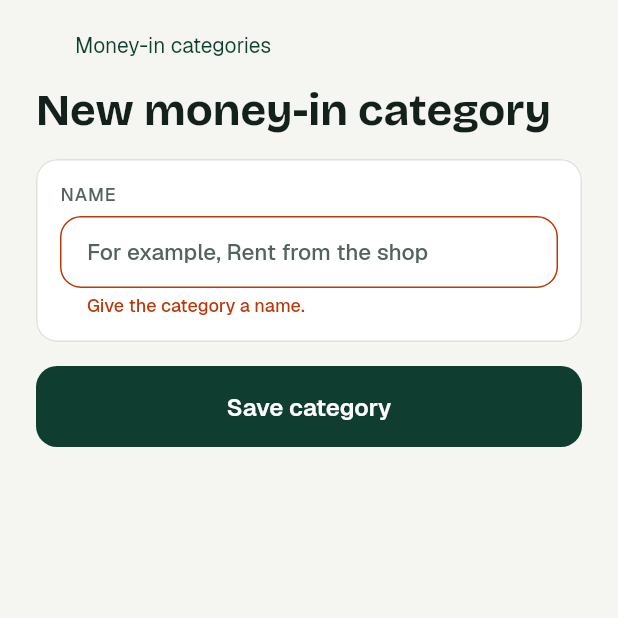
After one commit to AshabaJasper/akatabo, a Flutter app: the IncomeCategoryNewScreen screen opened by its route, after a tap on "Save category", on a phone screen of 412 x 824 dp, the top half of it. The commit adds this screen. Run offline on Flutter 3.47's test engine with Material 3 defaults, Android fonts, the phone set to English and light mode, and no system bars; our stand-ins replace clock, drift, drift_flutter, flutter_riverpod, go_router, material_ui and 1 more; missing offline and left inert: path_parsing; accounts and stored records are empty; generated files the repository leaves out were written again.

Commit message:
Phase 5: Money-in categories
Lists each income category with its payment count and money in since the
month began (follows Month starts on, counts through today), the total,
and a New money-in category form. Linked from Settings > Categories at
/settings/categories/income. Adds CategoryRepository.add in a separate
block. Goldens in light and dark.

```diff
--- a/app/lib/app/routes.dart
+++ b/app/lib/app/routes.dart
@@ -11,6 +11,10 @@ abstract final class Routes {
   static const settingsHome = '/settings/home';
   static const settingsAccountNew = '/settings/accounts/new';
   static const settingsCategories = '/settings/categories';
+
+  /// Money-in categories with this month's money in, and adding one.
+  static const settingsIncomeCategories = '$settingsCategories/income';
+  static const settingsIncomeCategoryNew = '$settingsIncomeCategories/new';
 
   /// Filters for All transactions, and Choose dates from inside them.
   static const filters = '/filters';
--- a/app/lib/data/repositories/repositories.dart
+++ b/app/lib/data/repositories/repositories.dart
@@ -192,6 +192,40 @@ class CategoryRepository {
       ),
     );
   }
+
+  // --- Added for Money-in categories (phase 5). Kept apart from the methods above, which
+  // Edit a category owns, so the two can be merged without conflict. ---
+
+  /// Adds a category at the end of the person's order and returns its id. An empty name is
+  /// refused; the name is trimmed.
+  Future<String> add({
+    required String name,
+    required CategoryKind kind,
+    required String iconKey,
+    required String colourToken,
+  }) async {
+    final trimmed = name.trim();
+    if (trimmed.isEmpty) throw ArgumentError.value(name, 'name', 'must not be empty');
+    final now = clock.now();
+    final id = _uuid.v4();
+    final last = _db.categories.sortOrder.max();
+    final top = await (_db.selectOnly(_db.categories)..addColumns([last])).getSingle();
+    await _db
+        .into(_db.categories)
+        .insert(
+          CategoriesCompanion.insert(
+            id: id,
+            name: trimmed,
+            iconKey: iconKey,
+            colourToken: colourToken,
+            kind: kind,
+            sortOrder: Value((top.read(last) ?? -1) + 1),
+            createdAt: now,
+            updatedAt: now,
+          ),
+        );
+    return id;
+  }
 }
 
 class AccountRepository {
--- /dev/null
+++ b/app/lib/domain/income.dart
@@ -0,0 +1,53 @@
+import '../data/db/app_database.dart';
+import 'spending.dart';
+
+/// Money in by category for one period, for the Money-in categories page.
+///
+/// Pure Dart: no Flutter, no database queries. The amounts use [moneyInOf] and the total uses
+/// [totalsOf], so this page and Home count money in the same way.
+
+/// One money-in category and what came in under it.
+class IncomeLine {
+  const IncomeLine({required this.category, required this.amount, required this.payments});
+
+  final Category category;
+
+  /// Money in under this category, in whole shillings.
+  final int amount;
+
+  /// How many money-in entries made up [amount].
+  final int payments;
+}
+
+class IncomeSummary {
+  const IncomeSummary({required this.lines, required this.total});
+
+  /// The money-in categories in the person's order.
+  final List<IncomeLine> lines;
+
+  /// All money in over the same rows, as Home counts it.
+  final int total;
+}
+
+/// Money in per income category over [rows], which the caller has already limited to the
+/// period shown.
+///
+/// [categories] is every category in the person's order. Spending and system categories are
+/// left out. A hidden category is listed only when money came in under it, so the rows still
+/// add up to [IncomeSummary.total] when an old entry keeps a category hidden since.
+IncomeSummary incomeByCategory(Iterable<Category> categories, Iterable<Transaction> rows) {
+  final amounts = <String, int>{};
+  final counts = <String, int>{};
+  for (final t in rows) {
+    final id = t.categoryId;
+    if (t.direction != Direction.moneyIn || id == null) continue;
+    amounts.update(id, (v) => v + moneyInOf(t), ifAbsent: () => moneyInOf(t));
+    counts.update(id, (v) => v + 1, ifAbsent: () => 1);
+  }
+  final lines = [
+    for (final c in categories)
+      if (c.kind == CategoryKind.income && !c.isSystem && (!c.hidden || (counts[c.id] ?? 0) > 0))
+        IncomeLine(category: c, amount: amounts[c.id] ?? 0, payments: counts[c.id] ?? 0),
+  ];
+  return IncomeSummary(lines: lines, total: totalsOf(rows).moneyIn);
+}
--- /dev/null
+++ b/app/lib/features/settings/income_category_new_screen.dart
@@ -0,0 +1,111 @@
+import 'package:flutter_riverpod/flutter_riverpod.dart';
+import 'package:material_ui/material_ui.dart';
+
+import '../../app/close_screen.dart';
+import '../../core/theme/ak_theme.dart';
+import '../../data/db/app_database.dart';
+import '../../data/providers.dart';
+import '../../widgets/ak_controls.dart';
+import '../../widgets/ak_empty_note.dart';
+import '../../widgets/ak_surfaces.dart';
+
+/// The icon and colour a new money-in category starts with: those of "Other money in" in the
+/// default data. Edit a category is where they will be changed.
+const newIncomeIconKey = 'dots';
+const newIncomeColourToken = 'cat-slate';
+
+/// Adds a money-in category by name. The smallest form that works until the shared Edit a
+/// category screen can create categories too; this should move there then.
+class IncomeCategoryNewScreen extends ConsumerStatefulWidget {
+  const IncomeCategoryNewScreen({super.key});
+
+  @override
+  ConsumerState<IncomeCategoryNewScreen> createState() => _IncomeCategoryNewScreenState();
+}
+
+class _IncomeCategoryNewScreenState extends ConsumerState<IncomeCategoryNewScreen> {
+  final _name = TextEditingController();
+  String? _nameError;
+  String? _saveError;
+  bool _saving = false;
+
+  @override
+  void dispose() {
+    _name.dispose();
+    super.dispose();
+  }
+
+  Future<void> _save() async {
+    // Done on the keyboard and the button can both fire; only one save may run.
+    if (_saving) return;
+    final name = _name.text.trim();
+    if (name.isEmpty) {
+      setState(() => _nameError = 'Give the category a name.');
+      return;
+    }
+    setState(() {
+      _nameError = null;
+      _saveError = null;
+      _saving = true;
+    });
+    try {
+      await ref
+          .read(categoryRepositoryProvider)
+          .add(
+            name: name,
+            kind: CategoryKind.income,
+            iconKey: newIncomeIconKey,
+            colourToken: newIncomeColourToken,
+          );
+      if (mounted) await closeScreen(context);
+    } on Object {
+      if (mounted) {
+        setState(() {
+          _saving = false;
+          _saveError = 'The category could not be saved. Try again.';
+        });
+      }
+    }
+  }
+
+  @override
+  Widget build(BuildContext context) {
+    final c = context.colors;
+    return Scaffold(
+      backgroundColor: c.ground,
+      body: SafeArea(
+        child: ListView(
+          padding: const EdgeInsets.fromLTRB(AkSpace.s6, AkSpace.s2, AkSpace.s6, AkSpace.s6),
+          children: [
+            AkBackLink('Money-in categories', onTap: () => closeScreen(context)),
+            const SizedBox(height: AkSpace.s1),
+            Semantics(
+              header: true,
+              child: Text(
+                'New money-in category',
+                style: context.type.displayLg.copyWith(color: c.ink),
+              ),
+            ),
+            const SizedBox(height: AkSpace.s4),
+            AkCard(
+              child: AkTextField(
+                label: 'Name',
+                controller: _name,
+                hint: 'For example, Rent from the shop',
+                textInputAction: TextInputAction.done,
+                errorText: _nameError,
+                onChanged: (_) {
+                  if (_nameError != null) setState(() => _nameError = null);
+                },
+                onSubmitted: (_) => _save(),
+              ),
+            ),
+            const SizedBox(height: AkSpace.s4),
+            AkPrimaryButton(label: 'Save category', onPressed: _saving ? null : _save),
+            if (_saveError != null) AkEmptyNote(_saveError!),
+          ],
+        ),
+      ),
+    );
+  }
+}
```
Also changed, not shown: app/lib/app/router.dart (+10 -0 lines), app/lib/features/settings/categories_settings_screen.dart (+12 -0 lines), app/lib/features/settings/income_categories_providers.dart (added, +27 -0 lines), app/lib/features/settings/income_categories_screen.dart (added, +197 -0 lines), 4 other files.
